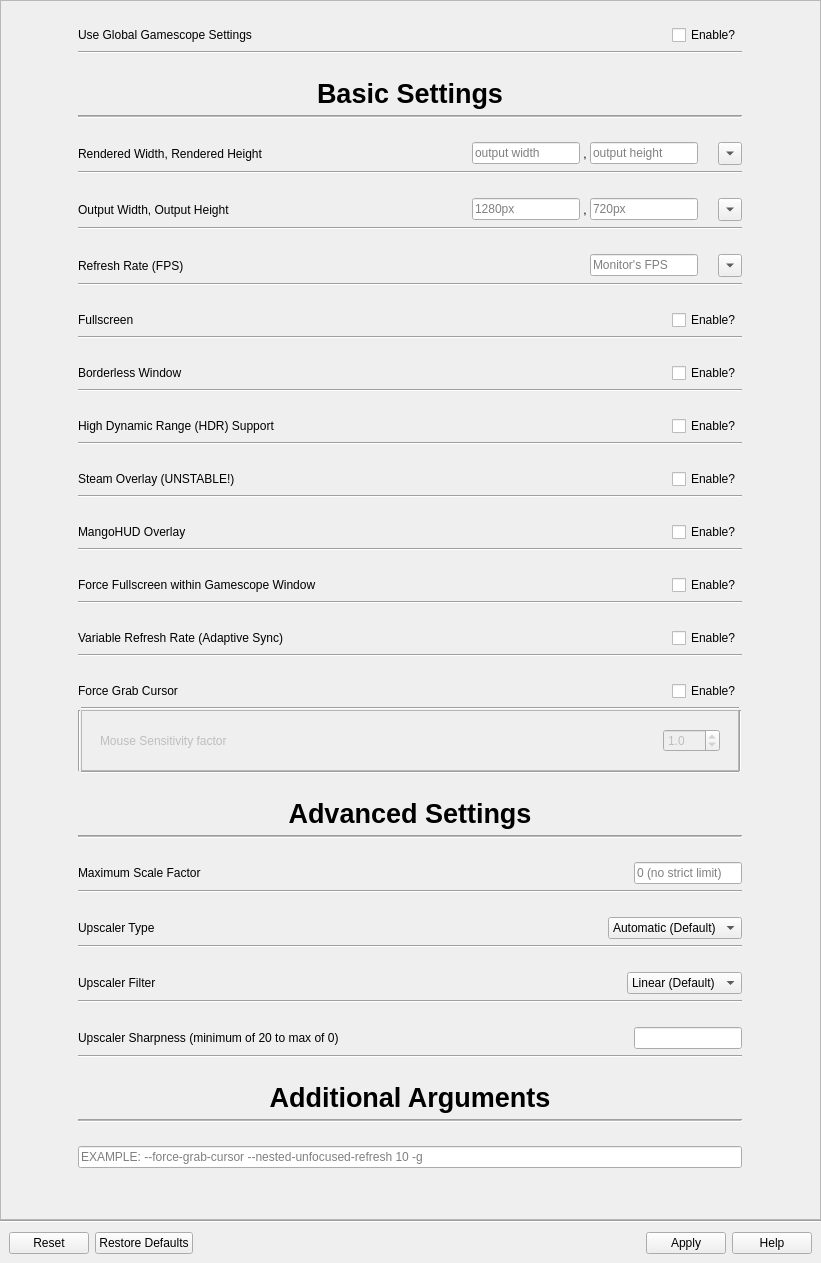
rfrench3/scopebuddy-gui, file src/gamescope.ui: the form before one commit.
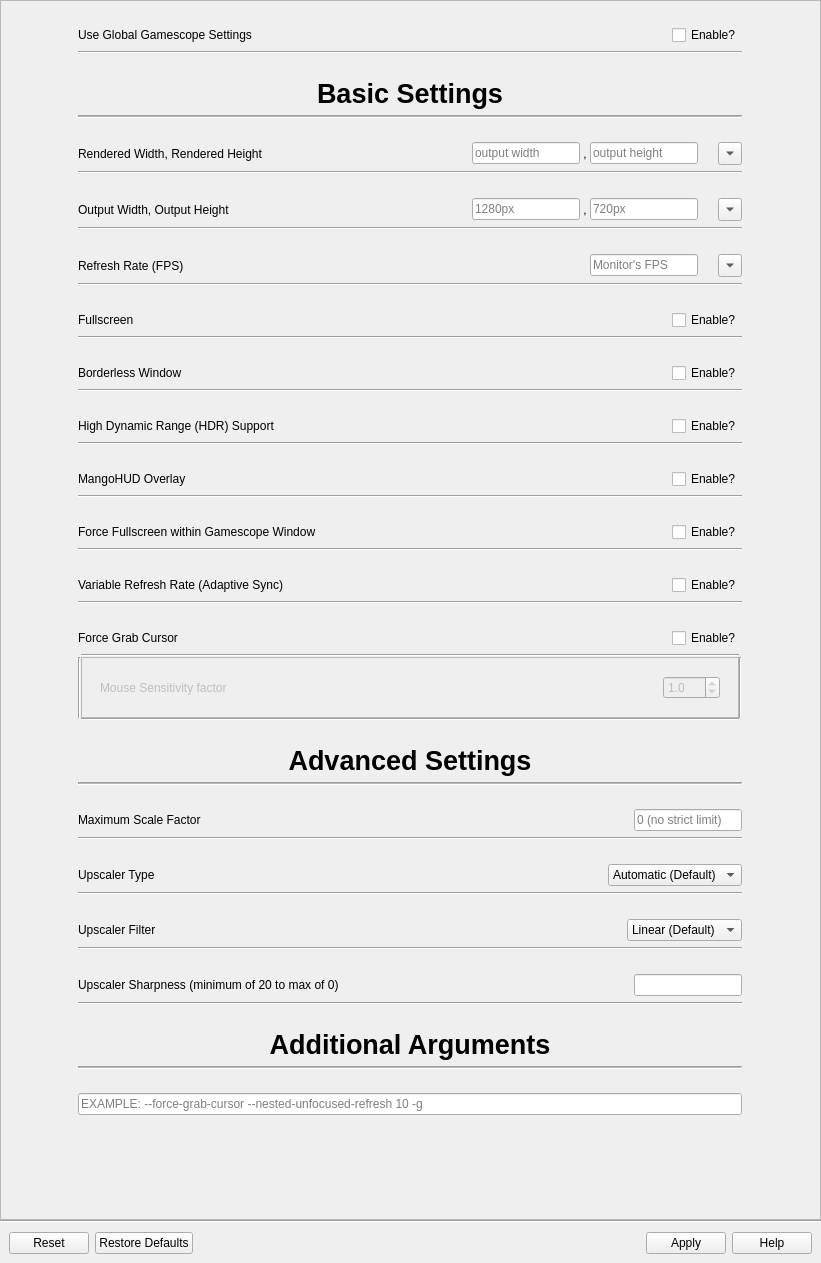
The form after the commit.

Commit message: Remove the "Steam Overlay" option Fixes #51

The edit to the form file:
```diff
--- a/src/gamescope.ui
+++ b/src/gamescope.ui
@@ -878,91 +878,6 @@
                  </layout>
                 </widget>
                </item>
-               <item>
-                <widget class="QWidget" name="widget9_steam_2" native="true">
-                 <property name="sizePolicy">
-                  <sizepolicy hsizetype="Preferred" vsizetype="Maximum">
-                   <horstretch>0</horstretch>
-                   <verstretch>0</verstretch>
-                  </sizepolicy>
-                 </property>
-                 <property name="toolTip">
-                  <string>&lt;html&gt;&lt;head/&gt;&lt;body&gt;&lt;p&gt;Enables the Steam Overlay when in-game (by default, opened with Shift + Tab or &quot;The controller button with the company's logo on it&quot;)</string>
-                 </property>
-                 <layout class="QVBoxLayout" name="verticalLayout_32">
-                  <item>
-                   <widget class="QWidget" name="widget_44" native="true">
-                    <property name="sizePolicy">
-                     <sizepolicy hsizetype="Preferred" vsizetype="Minimum">
-                      <horstretch>0</horstretch>
-                      <verstretch>0</verstretch>
-                     </sizepolicy>
-                    </property>
-                    <layout class="QHBoxLayout" name="horizontalLayout_29" stretch="0,0,0">
-                     <property name="spacing">
-                      <number>0</number>
-                     </property>
-                     <property name="leftMargin">
-                      <number>0</number>
-                     </property>
-                     <property name="topMargin">
-                      <number>0</number>
-                     </property>
-                     <property name="rightMargin">
-                      <number>0</number>
-                     </property>
-                     <property name="bottomMargin">
-                      <number>0</number>
-                     </property>
-                     <item>
-                      <widget class="QLabel" name="label_27">
-                       <property name="text">
-                        <string>Steam Overlay (UNSTABLE!)</string>
-                       </property>
-                      </widget>
-                     </item>
-                     <item>
-                      <spacer name="horizontalSpacer_29">
-                       <property name="orientation">
-                        <enum>Qt::Orientation::Horizontal</enum>
-                       </property>
-                       <property name="sizeHint" stdset="0">
-                        <size>
-                         <width>40</width>
-                         <height>20</height>
-                        </size>
-                       </property>
-                      </spacer>
-                     </item>
-                     <item>
-                      <widget class="QCheckBox" name="checkBox_steam">
-                       <property name="enabled">
-                        <bool>true</bool>
-                       </property>
-                       <property name="text">
-                        <string>Enable?</string>
-                       </property>
-                       <property name="checked">
-                        <bool>false</bool>
-                       </property>
-                       <property name="tristate">
-                        <bool>false</bool>
-                       </property>
-                      </widget>
-                     </item>
-                    </layout>
-                   </widget>
-                  </item>
-                  <item>
-                   <widget class="Line" name="line_28">
-                    <property name="orientation">
-                     <enum>Qt::Orientation::Horizontal</enum>
-                    </property>
-                   </widget>
-                  </item>
-                 </layout>
-                </widget>
-               </item>
                <item>
                 <widget class="QWidget" name="widget__10mangohud_2" native="true">
                  <property name="sizePolicy">
```
The commit also changes 1 other file.
